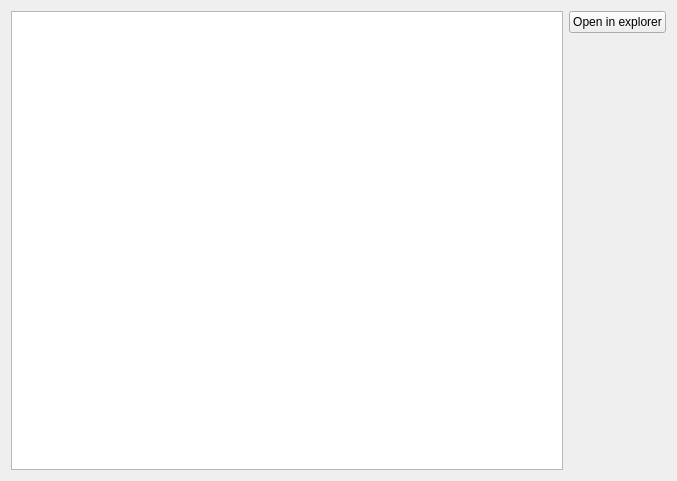
Before: the Qt Designer form src/ui/skeletons/form_mod_files_table.ui in 132nd-etcher/EASI, drawn with Qt 5.
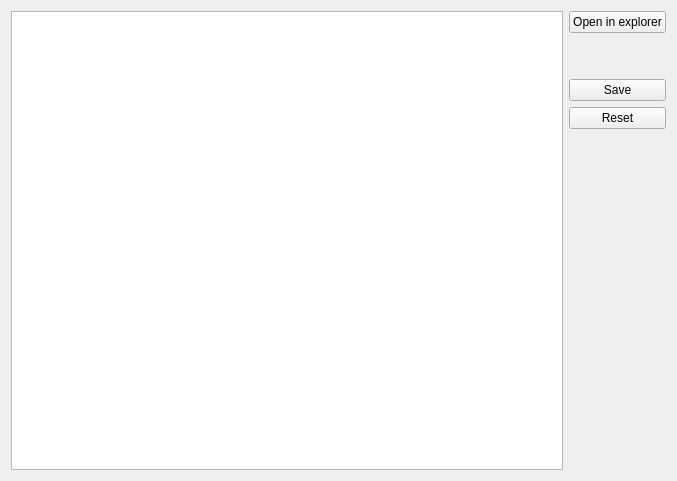
After: the same form once the commit is applied.

Commit message: added save & reset buttons to mod files table

```diff
--- a/src/ui/skeletons/form_mod_files_table.ui
+++ b/src/ui/skeletons/form_mod_files_table.ui
@@ -30,6 +30,36 @@
        </property>
       </widget>
      </item>
+     <item>
+      <spacer name="verticalSpacer_2">
+       <property name="orientation">
+        <enum>Qt::Vertical</enum>
+       </property>
+       <property name="sizeType">
+        <enum>QSizePolicy::Fixed</enum>
+       </property>
+       <property name="sizeHint" stdset="0">
+        <size>
+         <width>20</width>
+         <height>40</height>
+        </size>
+       </property>
+      </spacer>
+     </item>
+     <item>
+      <widget class="QPushButton" name="btn_save">
+       <property name="text">
+        <string>Save</string>
+       </property>
+      </widget>
+     </item>
+     <item>
+      <widget class="QPushButton" name="btn_reset">
+       <property name="text">
+        <string>Reset</string>
+       </property>
+      </widget>
+     </item>
      <item>
       <spacer name="verticalSpacer">
        <property name="orientation">
```
The commit also changes 1 other file.
